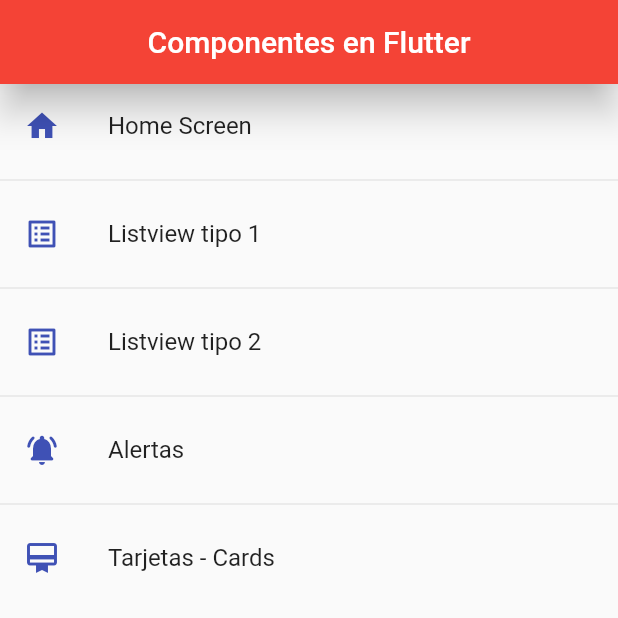
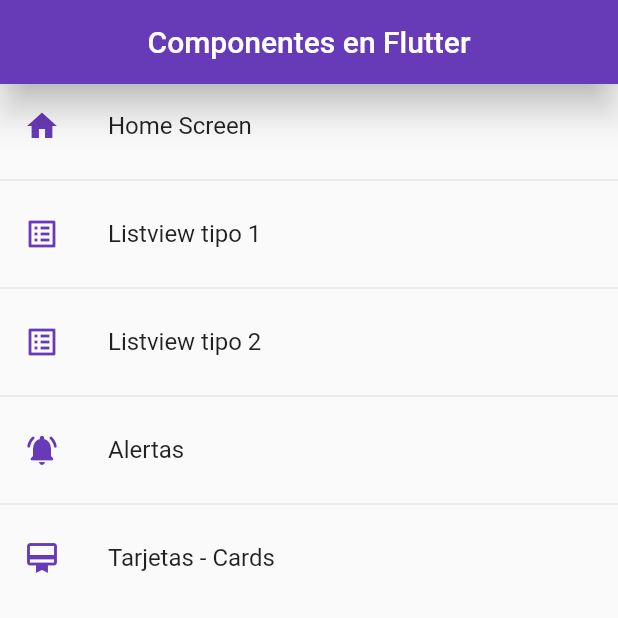
Before and after one commit to cfe-vasco/react-dart-flutter_Fundaments, a Flutter app: the screen it shows after launch, on a phone screen of 412 x 824 dp, the top half of it. Run offline on Flutter 3.47's test engine with Material 2 defaults, Android fonts, the phone set to English and light mode, and no system bars.

Commit message:
Tema global de la App con class

```diff
--- a/flutter_components/lib/main.dart
+++ b/flutter_components/lib/main.dart
@@ -1,4 +1,5 @@
 import 'package:flutter/material.dart';
+import 'package:flutter_components/themes/app_theme.dart';
 import 'package:flutter_components/routes/app_reoutes.dart';
 
 void main() => runApp(const MyApp());
@@ -14,16 +15,7 @@
       initialRoute: AppRoutes.initialRoute,
       routes: AppRoutes.getAppRoutes(),
       onGenerateRoute: AppRoutes.onGenerateRoute,
-      theme: ThemeData.light().copyWith(
-        //Color primario
-        primaryColor: Colors.indigo,
-
-        //AppBar Theme
-        appBarTheme: const AppBarTheme(
-          color: Colors.red,
-          elevation: 10,
-        )
-      ),
+      theme: AppTheme.lightTheme
     );
   }
 }
--- a/flutter_components/lib/screens/home_screen.dart
+++ b/flutter_components/lib/screens/home_screen.dart
@@ -1,5 +1,6 @@
 import 'package:flutter/material.dart';
 import 'package:flutter_components/routes/app_reoutes.dart';
+import 'package:flutter_components/themes/app_theme.dart';
 
 class HomeScreen extends StatelessWidget {
   const HomeScreen({Key? key}) : super(key: key);
@@ -15,7 +16,7 @@
         ),
         body: ListView.separated(
             itemBuilder: (context, index) => ListTile(
-                  leading: Icon(menuOptions[index].icon, color: Colors.indigo,),
+                  leading: Icon(menuOptions[index].icon, color: AppTheme.primary),
                   title: Text(menuOptions[index].name),
                   onTap: () {
                     // final route = MaterialPageRoute(
--- /dev/null
+++ b/flutter_components/lib/themes/app_theme.dart
@@ -0,0 +1,27 @@
+import 'package:flutter/material.dart';
+
+class AppTheme {
+  static const Color primary = Colors.deepPurple;
+
+  static final ThemeData lightTheme = ThemeData.light().copyWith(
+      //Color primario
+      primaryColor: Colors.indigo,
+
+      //AppBar Theme
+      appBarTheme: const AppBarTheme(
+        color: primary,
+        elevation: 10,
+      ));
+
+  static final ThemeData darkTheme = ThemeData.dark().copyWith(
+      //Color primario
+      primaryColor: Colors.indigo,
+
+      //AppBar Theme
+      appBarTheme: const AppBarTheme(
+        color: primary,
+        elevation: 10,
+      ),
+      scaffoldBackgroundColor: Colors.black
+      );
+}
```
